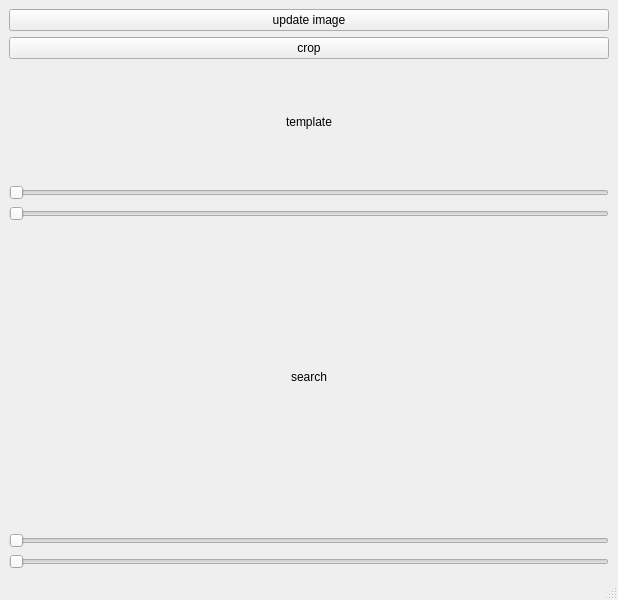
Before: the Qt Designer form mainwindow.ui in hoshianaaa/geometric_match_ros, drawn with Qt 5.
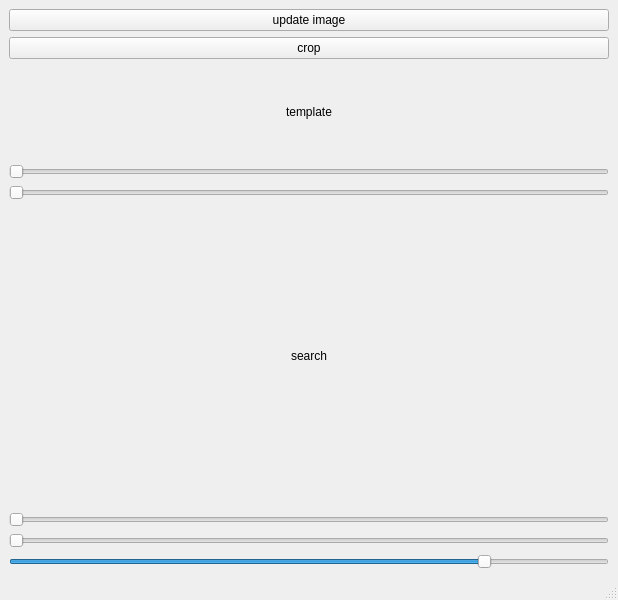
After: the same form once the commit is applied.

What changed in the file:
```diff
--- a/mainwindow.ui
+++ b/mainwindow.ui
@@ -172,6 +172,19 @@
       </property>
      </widget>
     </item>
+    <item>
+     <widget class="QSlider" name="horizontalSlider_5">
+      <property name="maximum">
+       <number>100</number>
+      </property>
+      <property name="value">
+       <number>80</number>
+      </property>
+      <property name="orientation">
+       <enum>Qt::Horizontal</enum>
+      </property>
+     </widget>
+    </item>
    </layout>
   </widget>
   <widget class="QMenuBar" name="menubar">
```
